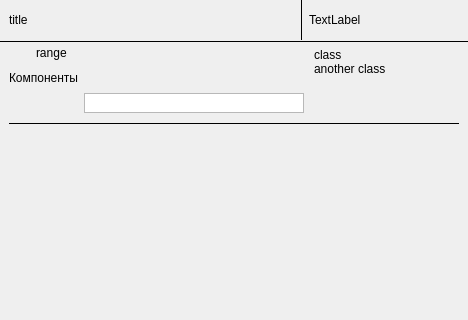
The window that dndspellwidget.ui (Technohamster-py/dm-assistant) describes before a commit, drawn with Qt 5; both pictures show x 0 to 468 and y 0 to 320 of the 468 by 540 pixel window.
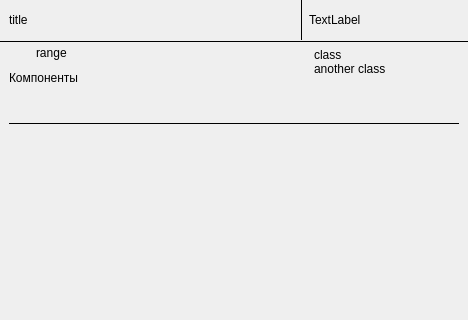
The same window after the commit. Icons and pictures are not drawn.

Commit message: Виджетам отображения информации задан прозрачный фон

```diff
--- a/dndspellwidget.ui
+++ b/dndspellwidget.ui
@@ -218,6 +218,9 @@
       </item>
       <item row="2" column="2" colspan="2">
        <widget class="QPlainTextEdit" name="materialTextEdit">
+        <property name="styleSheet">
+         <string notr="true">background-color: rgba(255, 255, 255, 0%);</string>
+        </property>
         <property name="verticalScrollBarPolicy">
          <enum>Qt::ScrollBarAlwaysOff</enum>
         </property>
```
The commit also changes 1 other file.
